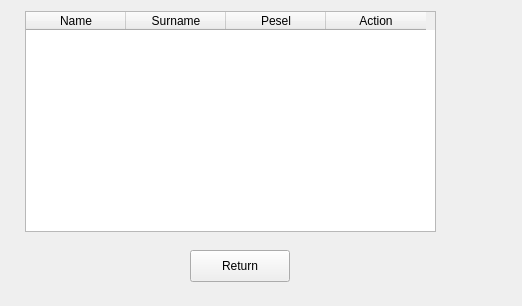
Qt form Scheduler/pythonCode/GUI/workers_list.ui (Szymek200/Scheduler) before a commit.
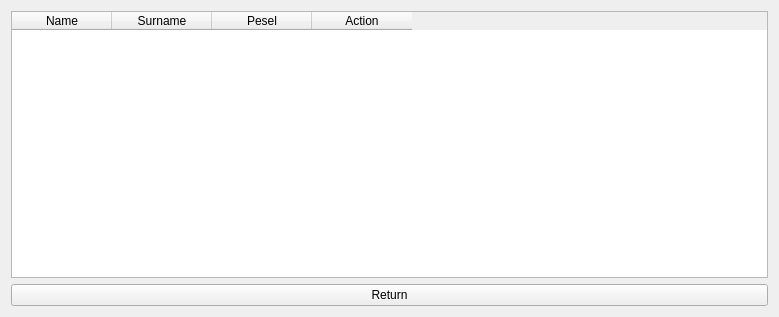
The same form after that commit.

Commit message: interface corrections

Patch:
```diff
--- a/Scheduler/pythonCode/GUI/workers_list.ui
+++ b/Scheduler/pythonCode/GUI/workers_list.ui
@@ -6,22 +6,22 @@
    <rect>
     <x>0</x>
     <y>0</y>
-    <width>522</width>
-    <height>306</height>
+    <width>779</width>
+    <height>317</height>
    </rect>
   </property>
   <property name="windowTitle">
    <string>Form</string>
   </property>
+  <layout class="QVBoxLayout" name="verticalLayout">
+   <item>
   <widget class="QTableWidget" name="workers_list">
-   <property name="geometry">
-    <rect>
-     <x>25</x>
-     <y>11</y>
-     <width>411</width>
-     <height>221</height>
-    </rect>
-   </property>
+     <attribute name="horizontalHeaderVisible">
+      <bool>true</bool>
+     </attribute>
+     <attribute name="horizontalHeaderStretchLastSection">
+      <bool>false</bool>
+     </attribute>
    <column>
     <property name="text">
      <string>Name</string>
@@ -43,19 +43,15 @@
     </property>
    </column>
   </widget>
+   </item>
+   <item>
   <widget class="QPushButton" name="return_to_main">
-   <property name="geometry">
-    <rect>
-     <x>190</x>
-     <y>250</y>
-     <width>100</width>
-     <height>32</height>
-    </rect>
-   </property>
    <property name="text">
     <string>Return</string>
    </property>
   </widget>
+   </item>
+  </layout>
  </widget>
  <resources/>
  <connections/>
```
Lines whose indentation alone changed are shown as unchanged. The commit also changes 7 other files.
